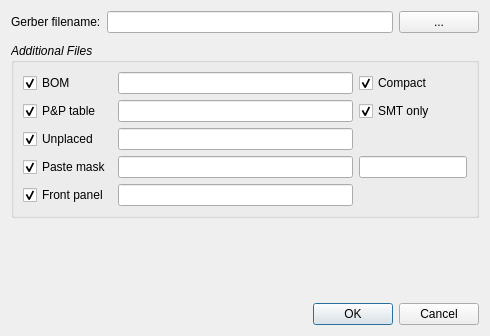
wagenadl/cschem, file cpcb/ui/ExportDialog.ui: the form before one commit.
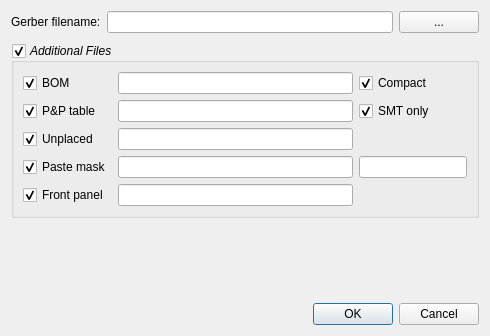
The form after the commit. Custom widgets are drawn as their Qt base class.

Commit message: Improved Export dialog in CPCB

Patch:
```diff
--- a/cpcb/ui/ExportDialog.ui
+++ b/cpcb/ui/ExportDialog.ui
@@ -85,7 +85,7 @@
       <bool>false</bool>
      </property>
      <property name="checkable">
-      <bool>false</bool>
+      <bool>true</bool>
      </property>
      <layout class="QGridLayout" name="gridLayout">
       <item row="7" column="0">
```
Left out of the diff: 2 changed lines with no effect on the pictures. The commit also changes 3 other files.
